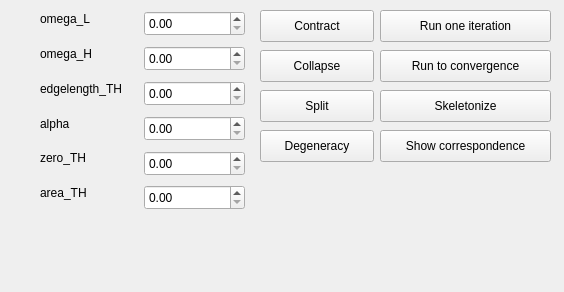
The window that Polyhedron/demo/Polyhedron/Mean_curvature_flow_skeleton_plugin.ui (CGAL/cgal) describes before a commit, drawn with Qt 5.
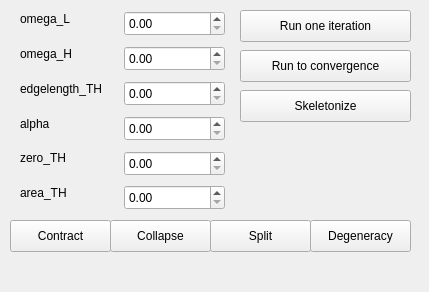
The same window after the commit.

```diff
--- a/Polyhedron/demo/Polyhedron/Mean_curvature_flow_skeleton_plugin.ui
+++ b/Polyhedron/demo/Polyhedron/Mean_curvature_flow_skeleton_plugin.ui
@@ -6,7 +6,7 @@
    <rect>
     <x>0</x>
     <y>0</y>
-    <width>564</width>
+    <width>429</width>
     <height>292</height>
    </rect>
   </property>
@@ -17,7 +17,7 @@
    <widget class="QLabel" name="label_omega_L">
     <property name="geometry">
      <rect>
-      <x>40</x>
+      <x>20</x>
       <y>11</y>
       <width>57</width>
       <height>16</height>
@@ -30,9 +30,9 @@
    <widget class="QPushButton" name="pushButton_contract">
     <property name="geometry">
      <rect>
-      <x>260</x>
-      <y>10</y>
-      <width>114</width>
+      <x>10</x>
+      <y>220</y>
+      <width>101</width>
       <height>32</height>
      </rect>
     </property>
@@ -43,7 +43,7 @@
    <widget class="QLabel" name="label_alpha">
     <property name="geometry">
      <rect>
-      <x>40</x>
+      <x>20</x>
       <y>116</y>
       <width>35</width>
       <height>16</height>
@@ -56,7 +56,7 @@
    <widget class="QDoubleSpinBox" name="zero_TH">
     <property name="geometry">
      <rect>
-      <x>144</x>
+      <x>124</x>
       <y>151</y>
       <width>101</width>
       <height>25</height>
@@ -66,7 +66,7 @@
    <widget class="QDoubleSpinBox" name="omega_H">
     <property name="geometry">
      <rect>
-      <x>144</x>
+      <x>124</x>
       <y>46</y>
       <width>101</width>
       <height>25</height>
@@ -76,7 +76,7 @@
    <widget class="QDoubleSpinBox" name="edgelength_TH">
     <property name="geometry">
      <rect>
-      <x>144</x>
+      <x>124</x>
       <y>81</y>
       <width>101</width>
       <height>25</height>
@@ -86,7 +86,7 @@
    <widget class="QDoubleSpinBox" name="alpha">
     <property name="geometry">
      <rect>
-      <x>144</x>
+      <x>124</x>
       <y>116</y>
       <width>101</width>
       <height>25</height>
@@ -96,7 +96,7 @@
    <widget class="QLabel" name="label_omega_H">
     <property name="geometry">
      <rect>
-      <x>40</x>
+      <x>20</x>
       <y>46</y>
       <width>59</width>
       <height>16</height>
@@ -109,7 +109,7 @@
    <widget class="QDoubleSpinBox" name="omega_L">
     <property name="geometry">
      <rect>
-      <x>144</x>
+      <x>124</x>
       <y>11</y>
       <width>101</width>
       <height>25</height>
@@ -119,7 +119,7 @@
    <widget class="QLabel" name="label_edgelength_TH">
     <property name="geometry">
      <rect>
-      <x>40</x>
+      <x>20</x>
       <y>81</y>
       <width>96</width>
       <height>16</height>
@@ -132,7 +132,7 @@
    <widget class="QLabel" name="label_zero_TH">
     <property name="geometry">
      <rect>
-      <x>40</x>
+      <x>20</x>
       <y>150</y>
       <width>53</width>
       <height>16</height>
@@ -145,9 +145,9 @@
    <widget class="QPushButton" name="pushButton_collapse">
     <property name="geometry">
      <rect>
-      <x>260</x>
-      <y>50</y>
-      <width>114</width>
+      <x>110</x>
+      <y>220</y>
+      <width>101</width>
       <height>32</height>
      </rect>
     </property>
@@ -158,9 +158,9 @@
    <widget class="QPushButton" name="pushButton_split">
     <property name="geometry">
      <rect>
-      <x>260</x>
-      <y>90</y>
-      <width>114</width>
+      <x>210</x>
+      <y>220</y>
+      <width>101</width>
       <height>32</height>
      </rect>
     </property>
@@ -171,9 +171,9 @@
    <widget class="QPushButton" name="pushButton_degeneracy">
     <property name="geometry">
      <rect>
-      <x>260</x>
-      <y>130</y>
-      <width>114</width>
+      <x>310</x>
+      <y>220</y>
+      <width>101</width>
       <height>32</height>
      </rect>
     </property>
@@ -184,7 +184,7 @@
    <widget class="QPushButton" name="pushButton_run">
     <property name="geometry">
      <rect>
-      <x>380</x>
+      <x>240</x>
       <y>10</y>
       <width>171</width>
       <height>32</height>
@@ -197,7 +197,7 @@
    <widget class="QPushButton" name="pushButton_skeletonize">
     <property name="geometry">
      <rect>
-      <x>380</x>
+      <x>240</x>
       <y>90</y>
       <width>171</width>
       <height>32</height>
@@ -210,7 +210,7 @@
    <widget class="QPushButton" name="pushButton_converge">
     <property name="geometry">
      <rect>
-      <x>380</x>
+      <x>240</x>
       <y>50</y>
       <width>171</width>
       <height>32</height>
@@ -223,7 +223,7 @@
    <widget class="QDoubleSpinBox" name="area_TH">
     <property name="geometry">
      <rect>
-      <x>144</x>
+      <x>124</x>
       <y>185</y>
       <width>101</width>
       <height>25</height>
@@ -233,7 +233,7 @@
    <widget class="QLabel" name="label_area_TH">
     <property name="geometry">
      <rect>
-      <x>40</x>
+      <x>20</x>
       <y>185</y>
       <width>53</width>
       <height>16</height>
@@ -243,19 +243,6 @@
      <string>area_TH</string>
     </property>
    </widget>
-   <widget class="QPushButton" name="pushButton_correspondence">
-    <property name="geometry">
-     <rect>
-      <x>380</x>
-      <y>130</y>
-      <width>171</width>
-      <height>32</height>
-     </rect>
-    </property>
-    <property name="text">
-     <string>Show correspondence</string>
-    </property>
-   </widget>
    <zorder>zero_TH</zorder>
    <zorder>omega_H</zorder>
    <zorder>edgelength_TH</zorder>
```
Left out of the diff: 1 changed line with no effect on the pictures.
